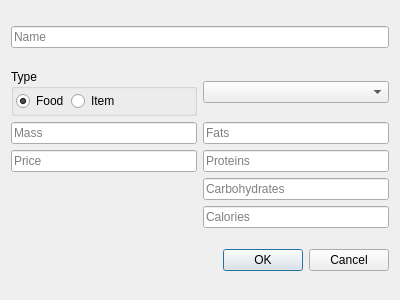
ivanbilych/jougen, file src/gui/newIngridientWindow.ui: the form before one commit.
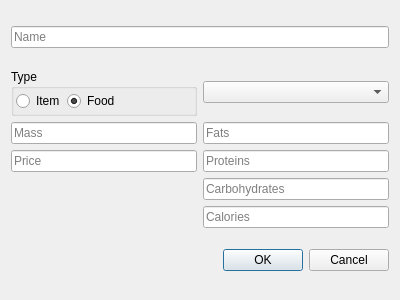
The form after the commit.

Commit message: gui: Edit label names

```diff
--- a/src/gui/newIngridientWindow.ui
+++ b/src/gui/newIngridientWindow.ui
@@ -156,6 +156,13 @@
         <property name="bottomMargin">
          <number>2</number>
         </property>
+        <item>
+         <widget class="QRadioButton" name="radioButton_2">
+          <property name="text">
+           <string>Item</string>
+          </property>
+         </widget>
+        </item>
         <item>
          <widget class="QRadioButton" name="radioButton_1">
           <property name="text">
@@ -166,13 +173,6 @@
           </property>
          </widget>
         </item>
-        <item>
-         <widget class="QRadioButton" name="radioButton_2">
-          <property name="text">
-           <string>Item</string>
-          </property>
-         </widget>
-        </item>
         <item>
          <spacer name="horizontalSpacer">
           <property name="orientation">
```
Left out of the diff: 3 changed lines with no effect on the pictures. The commit also changes 1 other file.
